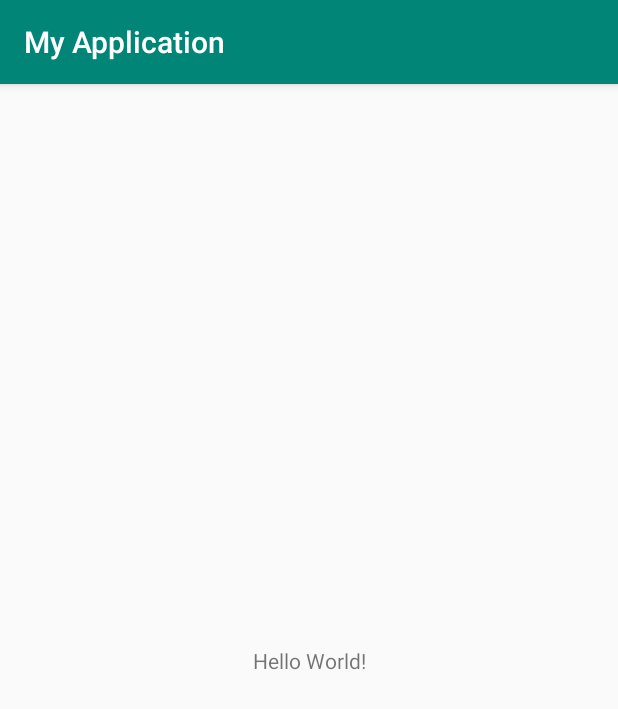
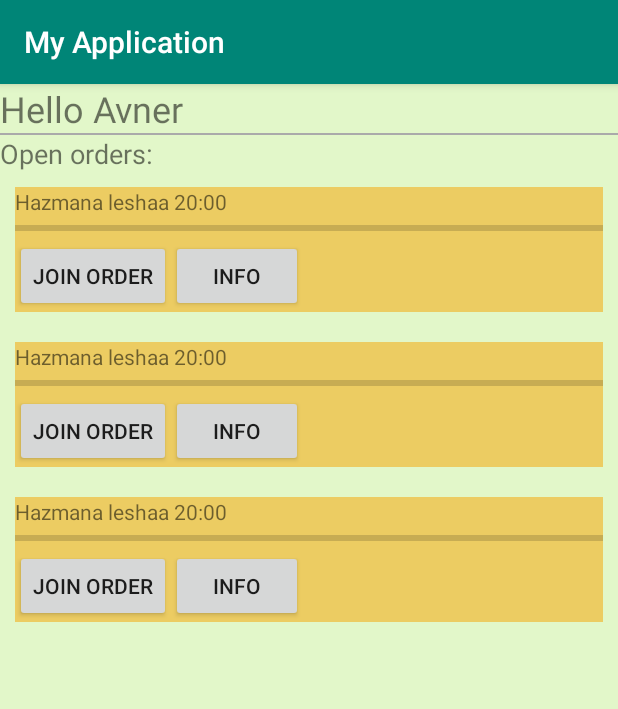
Before and after one commit to nir-ya/Software_UX-pr2, an Android app: the screen it shows after launch (MainActivity), on a phone screen of 412 x 824 dp. Shown: the top 709 px of the screen. Run offline under Robolectric (Android 15) with nearby library versions, the phone set to English and light mode, and no system bars; our stand-ins replace Firebase (no records; nobody signed in at launch, a user with empty details on screens opened directly).

Commit message:
started main layout - still basic

```diff
--- a/app/src/main/res/layout/activity_main.xml
+++ b/app/src/main/res/layout/activity_main.xml
@@ -1,19 +1,160 @@
 <?xml version="1.0" encoding="utf-8"?>
-<androidx.constraintlayout.widget.ConstraintLayout
-    xmlns:android="http://schemas.android.com/apk/res/android"
+<RelativeLayout xmlns:android="http://schemas.android.com/apk/res/android"
     xmlns:tools="http://schemas.android.com/tools"
     xmlns:app="http://schemas.android.com/apk/res-auto"
     android:layout_width="match_parent"
     android:layout_height="match_parent"
-    tools:context=".MainActivity">
+    tools:context=".MainActivity"
+    android:background="#E2F7C9">
 
     <TextView
+        android:id="@+id/greeting"
         android:layout_width="wrap_content"
         android:layout_height="wrap_content"
-        android:text="Hello World!"
-        app:layout_constraintBottom_toBottomOf="parent"
-        app:layout_constraintLeft_toLeftOf="parent"
-        app:layout_constraintRight_toRightOf="parent"
-        app:layout_constraintTop_toTopOf="parent" />
+        android:text="Hello Avner"
 
-</androidx.constraintlayout.widget.ConstraintLayout>
+        android:textSize="24sp" />
+    <View
+        android:id="@+id/line"
+        android:layout_width="match_parent"
+        android:layout_height="1dp"
+        android:background="@android:color/darker_gray"
+        android:layout_below="@id/greeting"/>
+
+    <TextView
+        android:id="@+id/orders"
+        android:layout_width="wrap_content"
+        android:layout_height="wrap_content"
+        android:layout_below="@id/line"
+        android:text="Open orders:"
+        android:textSize="18sp" />
+
+    <LinearLayout
+        android:layout_below="@id/orders"
+        android:layout_width="match_parent"
+        android:layout_height="match_parent"
+
+        android:orientation="vertical">
+
+        <RelativeLayout
+
+            android:layout_width="wrap_content"
+            android:layout_height="wrap_content"
+            android:layout_margin="10dp"
+            android:background="#ECCC62">
+
+            <TextView
+                android:id="@+id/title0"
+                android:layout_width="wrap_content"
+                android:layout_height="wrap_content"
+                android:text="Hazmana leshaa 20:00" />
+
+            <ProgressBar
+                android:id="@+id/progress0"
+                style="@style/Widget.AppCompat.ProgressBar.Horizontal"
+                android:layout_width="match_parent"
+                android:layout_height="wrap_content"
+                android:layout_below="@id/title0"
+                android:max="70">
+
+
+            </ProgressBar>
+
+            <Button
+                android:id="@+id/btn_join0"
+                android:layout_width="wrap_content"
+                android:layout_height="wrap_content"
+                android:layout_below="@id/progress0"
+                android:text="Join Order" />
+
+            <Button
+                android:id="@+id/btn_info0"
+                android:layout_width="wrap_content"
+                android:layout_height="wrap_content"
+                android:layout_below="@id/progress0"
+                android:layout_toRightOf="@id/btn_join0"
+                android:text="info" />
+        </RelativeLayout>
+        <RelativeLayout
+
+            android:layout_width="wrap_content"
+            android:layout_height="wrap_content"
+            android:layout_margin="10dp"
+            android:background="#ECCC62">
+
+            <TextView
+                android:id="@+id/title1"
+                android:layout_width="wrap_content"
+                android:layout_height="wrap_content"
+                android:text="Hazmana leshaa 20:00" />
+
+            <ProgressBar
+                android:id="@+id/progress1"
+                style="@style/Widget.AppCompat.ProgressBar.Horizontal"
+                android:layout_width="match_parent"
+                android:layout_height="wrap_content"
+                android:layout_below="@id/title1"
+                android:max="70">
+
+
+            </ProgressBar>
+
+            <Button
+                android:id="@+id/btn_join1"
+                android:layout_width="wrap_content"
+                android:layout_height="wrap_content"
+                android:layout_below="@id/progress1"
+                android:text="Join Order" />
+
+            <Button
+                android:id="@+id/btn_info1"
+                android:layout_width="wrap_content"
+                android:layout_height="wrap_content"
+                android:layout_below="@id/progress1"
+                android:layout_toRightOf="@id/btn_join1"
+                android:text="info" />
+        </RelativeLayout>
+        <RelativeLayout
+
+            android:layout_width="wrap_content"
+            android:layout_height="wrap_content"
+            android:layout_margin="10dp"
+            android:background="#ECCC62">
+
+            <TextView
+                android:id="@+id/title2"
+                android:layout_width="wrap_content"
+                android:layout_height="wrap_content"
+                android:text="Hazmana leshaa 20:00" />
+
+            <ProgressBar
+                android:id="@+id/progress2"
+                style="@style/Widget.AppCompat.ProgressBar.Horizontal"
+                android:layout_width="match_parent"
+                android:layout_height="wrap_content"
+                android:layout_below="@id/title2"
+                android:max="70">
+
+
+            </ProgressBar>
+
+            <Button
+                android:id="@+id/btn_join2"
+                android:layout_width="wrap_content"
+                android:layout_height="wrap_content"
+                android:layout_below="@id/progress2"
+                android:text="Join Order" />
+
+            <Button
+                android:id="@+id/btn_info2"
+                android:layout_width="wrap_content"
+                android:layout_height="wrap_content"
+                android:layout_below="@id/progress2"
+                android:layout_toRightOf="@id/btn_join2"
+                android:text="info" />
+        </RelativeLayout>
+
+
+    </LinearLayout>
+
+</RelativeLayout>
```
